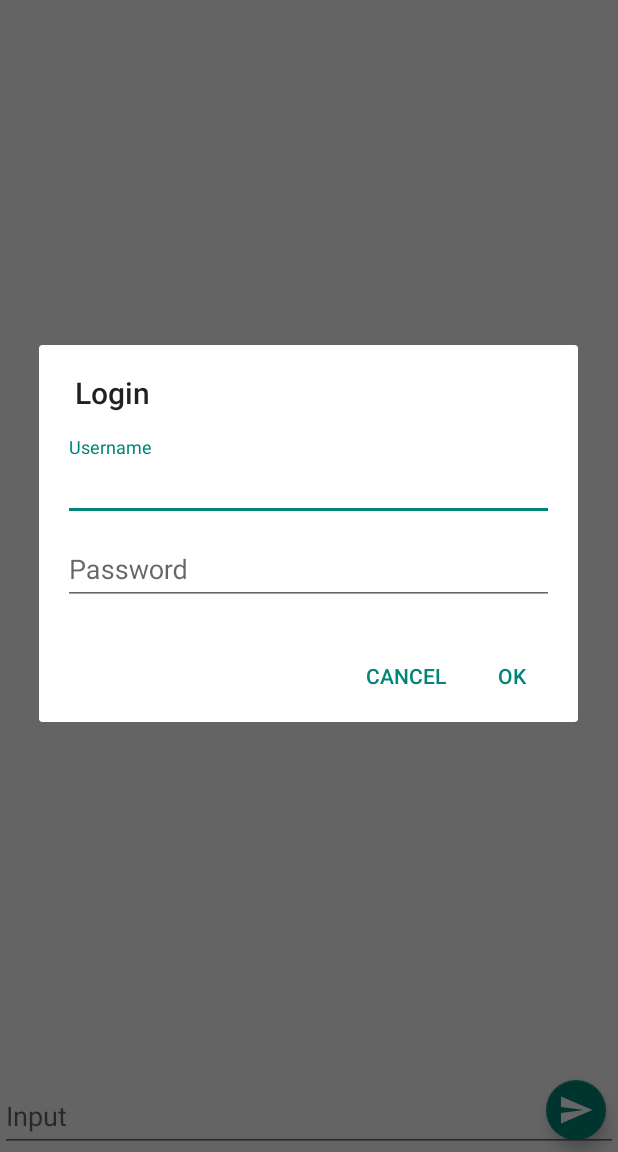
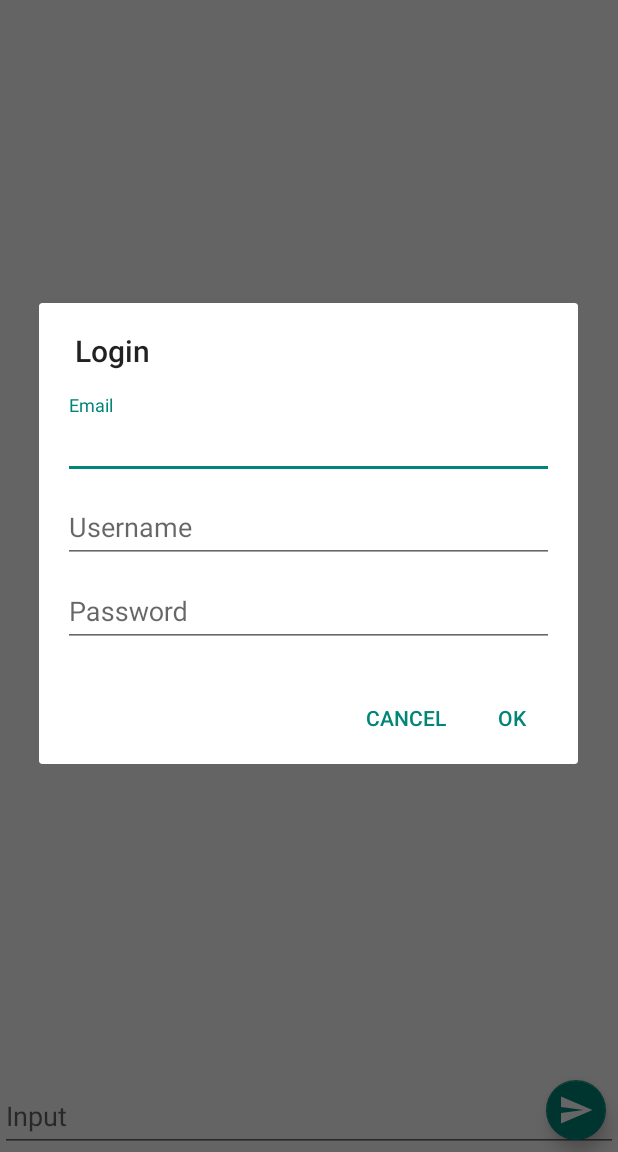
Before and after one commit to IzabelaB205/GardenManagmentApp, an Android app: the screen it shows after launch (MainActivity), in the side drawer, after a tap on "Chat", on a phone screen of 412 x 824 dp, the part 84-1236 px from its top. Run offline under Robolectric (Android 15) with nearby library versions, the phone set to English and light mode, and no system bars; our stand-ins replace Firebase (no records; nobody signed in at launch, a user with empty details on screens opened directly).

Commit message:
Added email to sign-in dialog

```diff
--- a/app/src/main/java/com/example/gardenmanagmentapp/MainActivity.java
+++ b/app/src/main/java/com/example/gardenmanagmentapp/MainActivity.java
@@ -4,13 +4,10 @@ import androidx.annotation.NonNull;
 import androidx.appcompat.app.ActionBar;
 import androidx.appcompat.app.AppCompatActivity;
 import androidx.appcompat.widget.Toolbar;
-import androidx.coordinatorlayout.widget.CoordinatorLayout;
 import androidx.drawerlayout.widget.DrawerLayout;
 import androidx.fragment.app.FragmentManager;
-import androidx.fragment.app.FragmentTransaction;
 
 import android.annotation.SuppressLint;
-import android.content.res.Configuration;
 import android.os.Bundle;
 import android.view.Gravity;
 import android.view.MenuItem;
@@ -28,12 +25,9 @@ import com.google.firebase.auth.FirebaseUser;
 
 import org.jetbrains.annotations.NotNull;
 
-import java.util.Locale;
-
 public class MainActivity extends AppCompatActivity implements SignInDialog.SignInDialogListener {
 
     private String username = null;
-    private String password = null;
     private FragmentManager fragmentManager;
     private FirebaseAuth mAuth;
     private FirebaseAuth.AuthStateListener authStateListener;
@@ -80,8 +74,6 @@ public class MainActivity extends AppCompatActivity implements SignInDialog.Sign
         navigationView.setNavigationItemSelectedListener(new NavigationView.OnNavigationItemSelectedListener() {
             @Override
             public boolean onNavigationItemSelected(@NonNull @NotNull MenuItem item) {
-                username = textViewUsername.getText().toString();
-
                 item.setChecked(true);
 
                 switch(item.getItemId())
@@ -165,11 +157,11 @@ public class MainActivity extends AppCompatActivity implements SignInDialog.Sign
     }
 
     @Override
-    public void applyUserInfo(String username, String password) {
+    public void applyUserInfo(String email, String username, String password) {
 
         //TODO: find user in users list - then sign-in user using his email
 
-        mAuth.signInWithEmailAndPassword(username, password).addOnCompleteListener(new OnCompleteListener<AuthResult>() {
+        mAuth.signInWithEmailAndPassword(email, password).addOnCompleteListener(new OnCompleteListener<AuthResult>() {
             @Override
             public void onComplete(@NonNull @NotNull Task<AuthResult> task) {
                 if(task.isSuccessful()) {
@@ -178,7 +170,6 @@ public class MainActivity extends AppCompatActivity implements SignInDialog.Sign
                 }
             }
         });
-
     }
 
     private void openLanguageSwitchDialog() {
--- a/app/src/main/java/com/example/gardenmanagmentapp/SignInDialog.java
+++ b/app/src/main/java/com/example/gardenmanagmentapp/SignInDialog.java
@@ -19,6 +19,7 @@ import org.jetbrains.annotations.NotNull;
 
 public class SignInDialog extends AppCompatDialogFragment {
 
+    private TextInputEditText editTextEmail;
     private TextInputEditText editTextUsername;
     private TextInputEditText editTextPassword;
     private SignInDialogListener listener;
@@ -45,13 +46,15 @@ public class SignInDialog extends AppCompatDialogFragment {
                 .setPositiveButton("OK", new DialogInterface.OnClickListener() {
                     @Override
                     public void onClick(DialogInterface dialog, int which) {
+                        String email = editTextEmail.getText().toString();
                         String username = editTextUsername.getText().toString();
                         String password = editTextPassword.getText().toString();
 
-                        listener.applyUserInfo(username, password);
+                        listener.applyUserInfo(email, username, password);
                     }
                 });
 
+        editTextEmail = view.findViewById(R.id.email_edit_text);
         editTextUsername = view.findViewById(R.id.username_edit_text);
         editTextPassword = view.findViewById(R.id.password_edit_text);
 
@@ -71,6 +74,6 @@ public class SignInDialog extends AppCompatDialogFragment {
     }
 
     public interface SignInDialogListener {
-        void applyUserInfo(String username, String password);
+        void applyUserInfo(String email, String username, String password);
     }
 }
--- a/app/src/main/res/layout/sign_in_layout.xml
+++ b/app/src/main/res/layout/sign_in_layout.xml
@@ -4,6 +4,17 @@
     android:layout_height="wrap_content"
     android:orientation="vertical"
     android:padding="16dp">
+
+    <com.google.android.material.textfield.TextInputLayout
+        android:layout_width="match_parent"
+        android:layout_height="wrap_content">
+        <com.google.android.material.textfield.TextInputEditText
+            android:layout_width="match_parent"
+            android:layout_height="match_parent"
+            android:inputType="textEmailAddress"
+            android:id="@+id/email_edit_text"
+            android:hint="@string/email_edit_text"/>
+    </com.google.android.material.textfield.TextInputLayout>
 
     <com.google.android.material.textfield.TextInputLayout
         android:layout_width="match_parent"
--- a/app/src/main/res/values/strings.xml
+++ b/app/src/main/res/values/strings.xml
@@ -14,4 +14,5 @@
     <string name="login_title">Login</string>
     <string name="language_switch_title">Choose Language</string>
     <string name="item_chat">Chat</string>
+    <string name="email_edit_text">Email</string>
 </resources>
```
Also changed, not shown: 1 other file.
